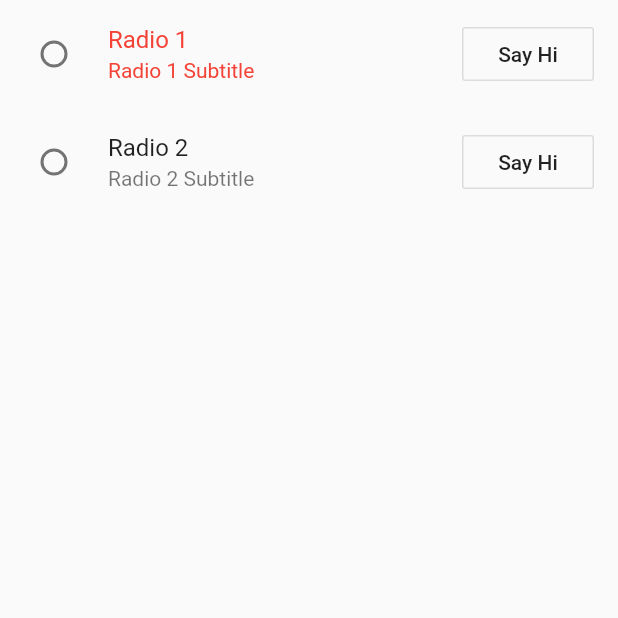
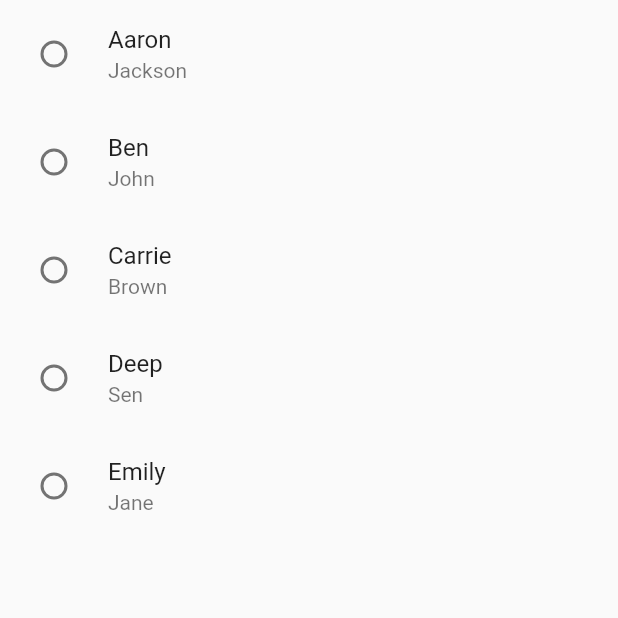
Before and after one commit to SinaSys/radio_button_flutter, a Flutter app: the screen it shows after launch, on a phone screen of 412 x 824 dp, the top half of it. Run offline on Flutter 3.47's test engine with Material 2 defaults, Android fonts, the phone set to English and light mode, and no system bars; accounts and stored records are empty.

Commit message:
commit Fill RadioListTile with Static Data

```diff
--- a/lib/main.dart
+++ b/lib/main.dart
@@ -1,4 +1,6 @@
 import 'package:flutter/material.dart';
+
+import 'model/user.dart';
 
 void main() {
   runApp(MyApp());
@@ -23,54 +25,49 @@ class MyHomePage extends StatefulWidget {
 }
 
 class _MyHomePageState extends State<MyHomePage> {
-  int selectedRadioTile;
+  User selectedUser;
+  List<User> users;
+
 
   @override
   void initState() {
     super.initState();
-    selectedRadioTile = 0;
+    users = User.getUsers();
   }
 
-  // Changes the selected value on 'onChanged' click on each radio button
-  setSelectedRadioTile(int val) {
+  setSelectedUser(User user) {
     setState(() {
-      selectedRadioTile = val;
+      selectedUser = user;
     });
+  }
+
+  List<Widget> createRadioListUsers() {
+    List<Widget> widgets = [];
+    for (User user in users) {
+      widgets.add(
+        RadioListTile(
+          value: user,
+          groupValue: selectedUser,
+          title: Text(user.firstName),
+          subtitle: Text(user.lastName),
+          onChanged: (currentUser) {
+            print("Current User ${currentUser.firstName}");
+            setSelectedUser(currentUser);
+          },
+          selected: selectedUser == user,
+          activeColor: Colors.green,
+        ),
+      );
+    }
+    return widgets;
   }
 
   @override
   Widget build(BuildContext context) {
     return Scaffold(
       body: Column(
-        children: [
-          RadioListTile(
-            value: 1,
-            groupValue: selectedRadioTile,
-            onChanged: (val) {setSelectedRadioTile(val);},
-            selected: true,
-            title: Text("Radio 1"),
-            subtitle: Text("Radio 1 Subtitle"),
-            activeColor: Colors.red,
-            secondary: OutlineButton(
-              child: Text("Say Hi"),
-              onPressed: () {print("Say Hello");},),
-          ),
-          RadioListTile(
-            value: 2,
-            groupValue: selectedRadioTile,
-            title: Text("Radio 2"),
-            subtitle: Text("Radio 2 Subtitle"),
-            onChanged: (val) {
-              print("Radio Tile pressed $val");
-              setSelectedRadioTile(val);
-            },
-            activeColor: Colors.red,
-            secondary: OutlineButton(
-              child: Text("Say Hi"),
-              onPressed: () {
-                print("Say Hello");
-              },
-            ),
-            selected: false,),],),);
+        children: createRadioListUsers(),
+      ),
+    );
   }
 }
--- /dev/null
+++ b/lib/model/user.dart
@@ -0,0 +1,17 @@
+class User {
+  int userId;
+  String firstName;
+  String lastName;
+
+  User({this.userId, this.firstName, this.lastName});
+
+  static List<User> getUsers() {
+    return <User>[
+      User(userId: 1, firstName: "Aaron", lastName: "Jackson"),
+      User(userId: 2, firstName: "Ben", lastName: "John"),
+      User(userId: 3, firstName: "Carrie", lastName: "Brown"),
+      User(userId: 4, firstName: "Deep", lastName: "Sen"),
+      User(userId: 5, firstName: "Emily", lastName: "Jane"),
+    ];
+  }
+}
```
